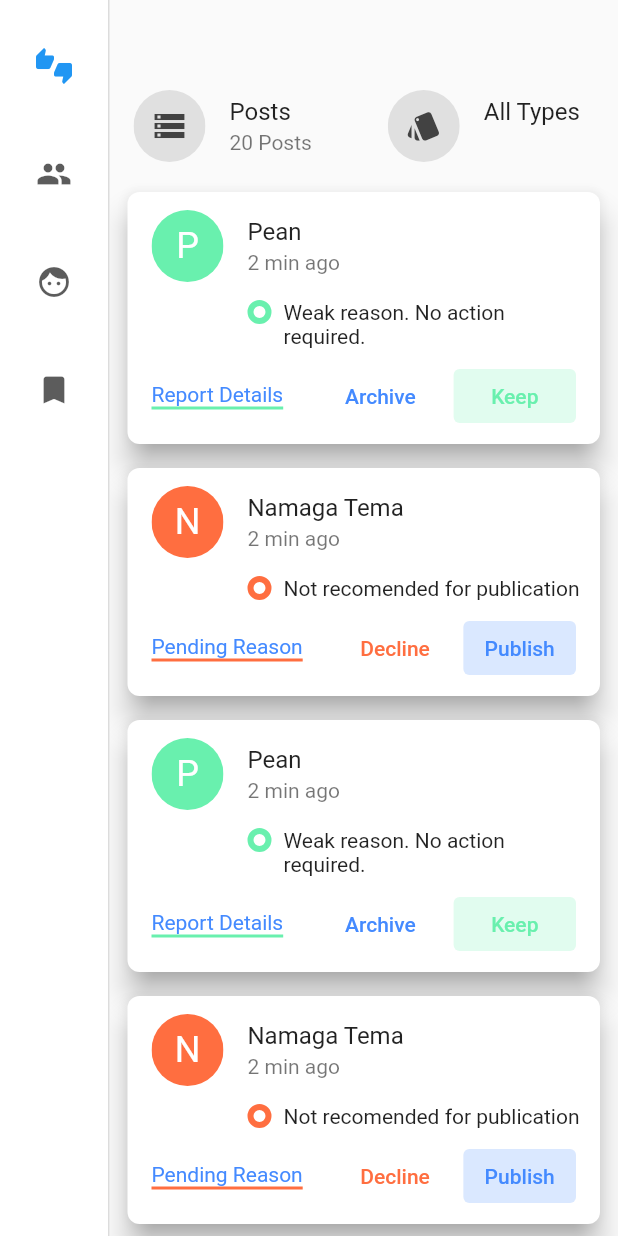
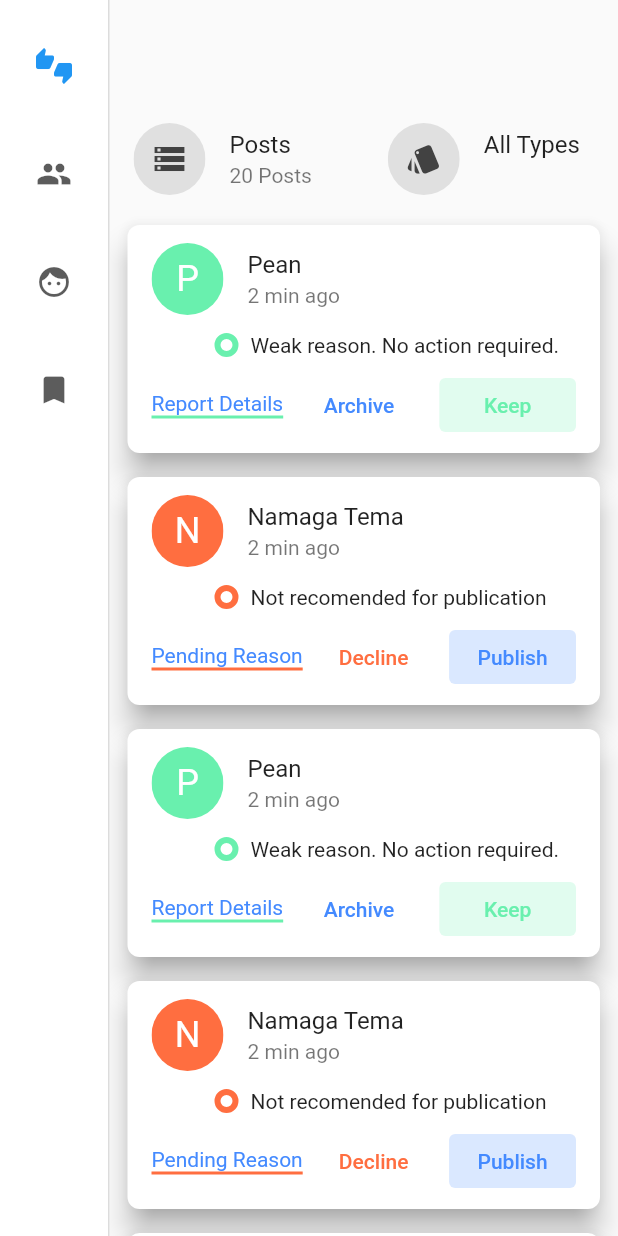
Before and after one commit to Atsuki335/AdminMobileApp, a Flutter app: the screen it shows after launch, on a phone screen of 412 x 824 dp. Run offline on Flutter 3.47's test engine with Material 2 defaults, Android fonts, the phone set to English and light mode, and no system bars.

Commit message:
レイアウトをバランス良く変更した

```diff
--- a/lib/main.dart
+++ b/lib/main.dart
@@ -140,7 +140,7 @@ class _Post extends StatelessWidget {
     return Container(
       margin: EdgeInsets.symmetric(horizontal: 8, vertical: 4),
       child: Card(
-          elevation: 8,
+          elevation: 8, //影の濃さ
           shadowColor: Colors.grey,
           shape: RoundedRectangleBorder(borderRadius: BorderRadius.circular(8)),
           child: Column(
@@ -149,7 +149,7 @@ class _Post extends StatelessWidget {
                 leading: ClipOval(
                     child: Container(
                   color: colorPrimary,
-                  width: 48,
+                  width: 48, //丸のサイズ
                   height: 48,
                   child: Center(
                       child: Text(
@@ -165,7 +165,7 @@ class _Post extends StatelessWidget {
                 child: Row(
                   crossAxisAlignment: CrossAxisAlignment.start,
                   children: [
-                    SizedBox(width: 72),
+                    SizedBox(width: 50),
                     Container(
                       width: 16,
                       height: 16,
@@ -193,7 +193,7 @@ class _Post extends StatelessWidget {
                         style: TextStyle(color: Colors.blueAccent),
                       ),
                     ),
-                    SizedBox(width: 24),
+                    SizedBox(width: 5),
                     Expanded(
                         child: TextButton(
                       style: TextButton.styleFrom(
@@ -256,7 +256,7 @@ class PostList extends StatelessWidget {
   @override
   Widget build(BuildContext context) {
     return Container(
-      padding: EdgeInsets.only(top: 48),
+      padding: EdgeInsets.only(top: 70),
       child: Column(
         mainAxisSize: MainAxisSize.max,
         children: [
```
